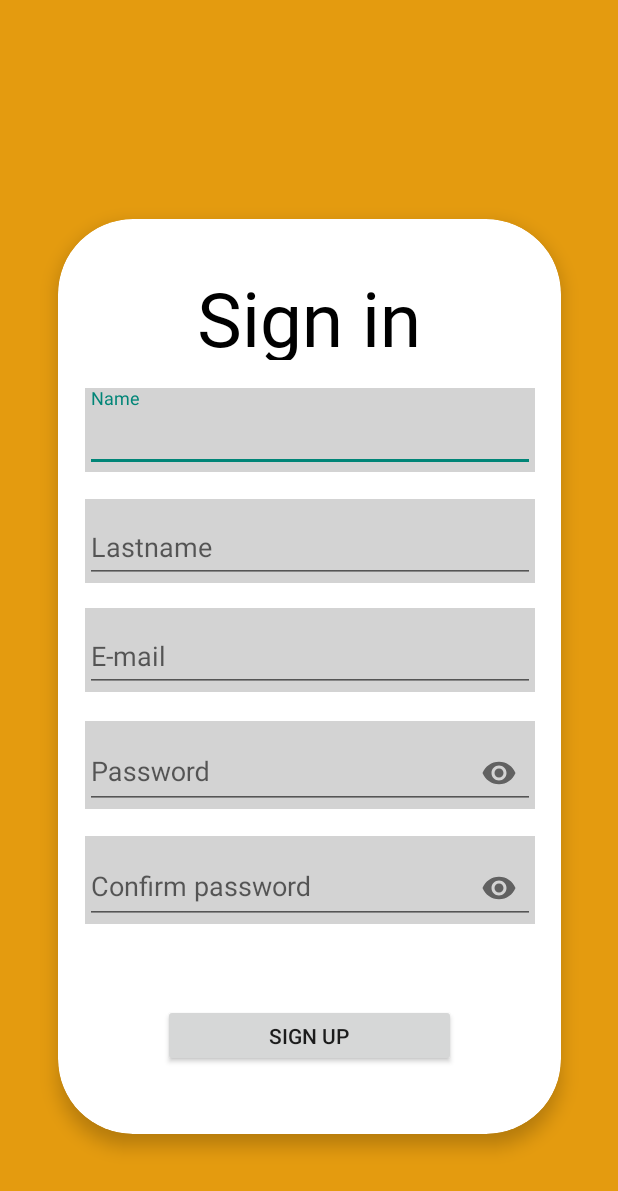
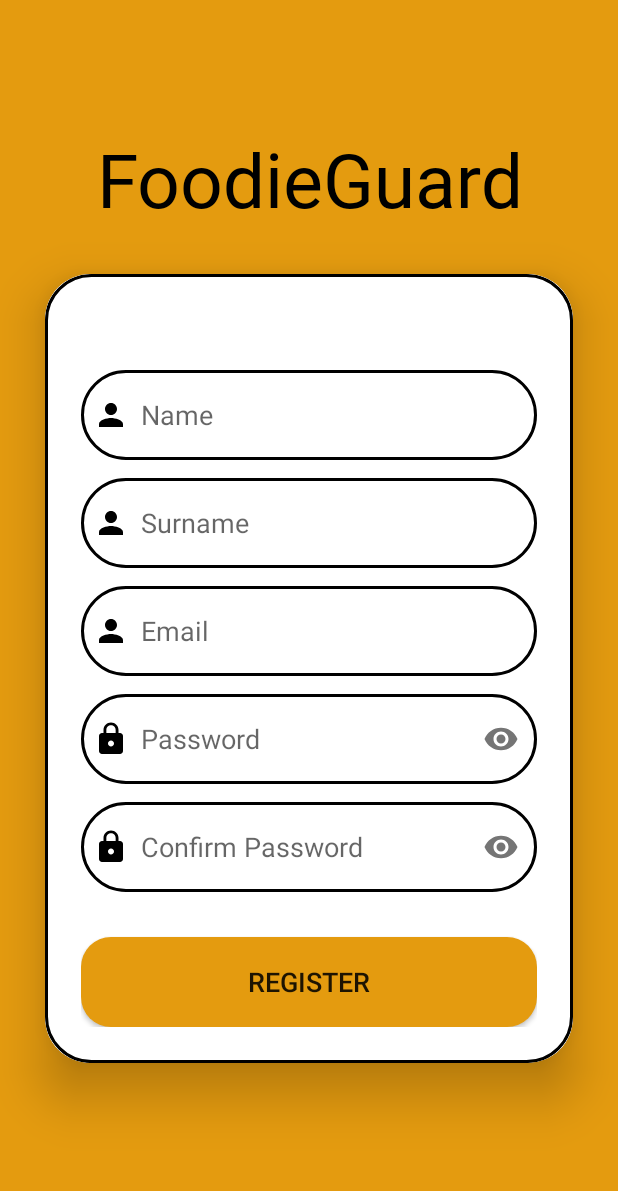
Before and after one commit to Samixanxo/FoodieGuard, an Android app built with Jetpack Compose: the RegisterActivity screen opened directly, with no data from a screen before it, on a phone screen of 412 x 824 dp. Shown: the top 1191 px of the screen. Run offline under Robolectric (Android 15) with nearby library versions, the phone set to English and light mode, and no system bars; network calls fail.

Commit message:
register,profile,list ui change

```diff
--- /dev/null
+++ b/app/src/main/res/drawable/rounded_corner_top.xml
@@ -0,0 +1,9 @@
+<shape xmlns:android="http://schemas.android.com/apk/res/android">
+    <corners
+        android:topLeftRadius="19dp"
+        android:topRightRadius="19dp"
+        android:bottomLeftRadius="0dp"
+        android:bottomRightRadius="0dp" />
+    <solid android:color="#FFFFFF" />
+    <stroke android:width="1dp"/>
+</shape>
--- a/app/src/main/res/layout/fragment_user.xml
+++ b/app/src/main/res/layout/fragment_user.xml
@@ -18,19 +18,18 @@
         android:layout_width="335dp"
         android:layout_height="610dp"
         app:cardBackgroundColor="#FFFFFF"
-        app:cardCornerRadius="50dp"
+        app:cardCornerRadius="30dp"
         app:cardElevation="7dp"
-        app:contentPadding="16dp"
         app:layout_constraintBottom_toBottomOf="parent"
         app:layout_constraintEnd_toEndOf="parent"
         app:layout_constraintStart_toStartOf="parent"
         app:layout_constraintTop_toTopOf="parent">
 
-
-
         <androidx.constraintlayout.widget.ConstraintLayout
             android:layout_width="match_parent"
+            android:background="@drawable/custom_edittext"
             android:layout_height="match_parent">
+
 
             <ImageView
                 android:id="@+id/profilePicture"
--- a/app/src/main/res/layout/login_view.xml
+++ b/app/src/main/res/layout/login_view.xml
@@ -106,12 +106,7 @@
             android:textColor="@color/black"
             />
 
-
-
-
-
     </LinearLayout>
     </androidx.cardview.widget.CardView>
 
-
 </LinearLayout>
--- a/app/src/main/res/layout/register_view.xml
+++ b/app/src/main/res/layout/register_view.xml
@@ -1,168 +1,133 @@
-<?xml version="1.0" encoding="utf-8"?>
-<androidx.constraintlayout.widget.ConstraintLayout xmlns:android="http://schemas.android.com/apk/res/android"
+<LinearLayout
+    xmlns:android="http://schemas.android.com/apk/res/android"
     xmlns:app="http://schemas.android.com/apk/res-auto"
+    xmlns:tools="http://schemas.android.com/tools"
+    android:orientation="vertical"
     android:layout_width="match_parent"
     android:layout_height="match_parent"
     android:background="@color/mostaza"
-    xmlns:tools="http://schemas.android.com/tools"
-    tools:context="com.example.foodie_guardv0.Activity.MainActivity">
+    android:gravity="center">
+
+    <TextView
+        android:id="@+id/login_title"
+        android:layout_width="match_parent"
+        android:layout_height="wrap_content"
+        android:layout_gravity="center_horizontal"
+        android:fontFamily="@font/jonesy_letters"
+        android:text="@string/main_title"
+        android:textAlignment="center"
+        android:textColor="@color/black"
+        android:textSize="50sp" />
 
     <androidx.cardview.widget.CardView
-        android:layout_width="335dp"
-        android:layout_height="610dp"
-        android:layout_marginBottom="68dp"
-        app:cardBackgroundColor="#FFFFFF"
-        app:cardCornerRadius="50dp"
-        app:cardElevation="7dp"
-        app:contentPadding="16dp"
-        app:layout_constraintBottom_toBottomOf="parent"
-        app:layout_constraintEnd_toEndOf="parent"
-        app:layout_constraintStart_toStartOf="parent">
+        android:layout_width="match_parent"
+        android:layout_height="wrap_content"
+        android:layout_margin="30dp"
+        app:cardCornerRadius="30dp"
+        app:cardElevation="20dp">
 
-        <!-- Nuevo ConstraintLayout dentro del CardView -->
-        <androidx.constraintlayout.widget.ConstraintLayout
+        <LinearLayout
             android:layout_width="match_parent"
-            android:layout_height="match_parent">
-
-            <TextView
-                android:id="@+id/login_title3"
-                android:layout_width="258dp"
-                android:layout_height="62dp"
+            android:layout_height="wrap_content"
+            android:orientation="vertical"
             android:layout_gravity="center_horizontal"
-                android:fontFamily="@font/jonesy_letters"
-                android:text="Sign in"
-                android:textAlignment="center"
-                android:textColor="@color/black"
-                android:textSize="50sp"
-                app:layout_constraintBottom_toBottomOf="parent"
-                app:layout_constraintEnd_toEndOf="parent"
-                app:layout_constraintHorizontal_bias="0.494"
-                app:layout_constraintStart_toStartOf="parent"
-                app:layout_constraintTop_toTopOf="parent"
-                app:layout_constraintVertical_bias="0.031" />
-
-
-            <com.google.android.material.textfield.TextInputLayout
-                android:id="@+id/textInputLayout4"
-                android:layout_width="300dp"
-                android:layout_height="wrap_content"
-                android:background="@color/light_grey"
-                app:layout_constraintBottom_toBottomOf="parent"
-                app:layout_constraintEnd_toEndOf="parent"
-                app:layout_constraintStart_toStartOf="parent"
-                app:layout_constraintTop_toBottomOf="@+id/login_title3"
-                app:layout_constraintVertical_bias="0.042">
+            android:padding="24dp"
+            android:background="@drawable/custom_edittext">
 
             <EditText
+                android:layout_width="match_parent"
+                android:layout_height="60dp"
                 android:id="@+id/name"
-                    android:layout_width="match_parent"
-                    android:layout_height="wrap_content"
+                android:background="@drawable/custom_edittext"
+                android:layout_marginTop="40dp"
+                android:padding="8dp"
                 android:hint="Name"
-                    android:inputType="text" />
-            </com.google.android.material.textfield.TextInputLayout>
-
-            <com.google.android.material.textfield.TextInputLayout
-                android:id="@+id/textInputLayout2"
-                android:layout_width="300dp"
-                android:layout_height="wrap_content"
-                android:background="@color/light_grey"
-                app:layout_constraintBottom_toBottomOf="parent"
-                app:layout_constraintEnd_toEndOf="parent"
-                app:layout_constraintStart_toStartOf="parent"
-
-                app:layout_constraintTop_toBottomOf="@+id/login_title3"
-                app:layout_constraintVertical_bias="0.208">
+                android:drawableLeft="@drawable/baseline_person_24"
+                android:textColor="@color/black"
+                android:drawablePadding="8dp"/>
 
             <EditText
+                android:layout_width="match_parent"
+                android:layout_height="60dp"
                 android:id="@+id/lastname"
-                    android:layout_width="match_parent"
-                    android:layout_height="wrap_content"
-                    android:hint="Lastname"
-                    android:inputType="text" />
-            </com.google.android.material.textfield.TextInputLayout>
-
-
-            <com.google.android.material.textfield.TextInputLayout
-                android:id="@+id/textInputLayout"
-                android:layout_width="300dp"
-                android:layout_height="wrap_content"
-                android:background="@color/light_grey"
-                app:layout_constraintBottom_toBottomOf="parent"
-                app:layout_constraintEnd_toEndOf="parent"
-                app:layout_constraintStart_toStartOf="parent"
-
-                app:layout_constraintTop_toBottomOf="@+id/login_title3"
-                app:layout_constraintVertical_bias="0.373">
+                android:background="@drawable/custom_edittext"
+                android:layout_marginTop="12dp"
+                android:padding="8dp"
+                android:hint="Surname"
+                android:drawableLeft="@drawable/baseline_person_24"
+                android:textColor="@color/black"
+                android:drawablePadding="8dp"/>
 
             <EditText
+                android:layout_width="match_parent"
+                android:layout_height="60dp"
                 android:id="@+id/email"
-                    android:layout_width="match_parent"
-                    android:layout_height="wrap_content"
-                    android:hint="E-mail"
-                    android:inputType="text" />
-            </com.google.android.material.textfield.TextInputLayout>
+                android:background="@drawable/custom_edittext"
+                android:layout_marginTop="12dp"
+                android:padding="8dp"
+                android:hint="Email"
+                android:drawableLeft="@drawable/baseline_person_24"
+                android:textColor="@color/black"
+                android:drawablePadding="8dp"/>
 
             <com.google.android.material.textfield.TextInputLayout
                 android:id="@+id/textInputLayout3"
-                android:layout_width="300dp"
+                android:layout_width="match_parent"
                 android:layout_height="wrap_content"
-                android:background="@color/light_grey"
-                app:layout_constraintBottom_toBottomOf="parent"
-                app:layout_constraintEnd_toEndOf="parent"
-                app:layout_constraintStart_toStartOf="parent"
-                app:layout_constraintTop_toBottomOf="@+id/login_title3"
-                app:layout_constraintVertical_bias="0.546"
-                app:passwordToggleEnabled="true">
+                android:layout_marginTop="12dp"
+                app:passwordToggleEnabled="true"
+                app:hintEnabled="false">
 
                 <EditText
+                    android:layout_width="match_parent"
+                    android:layout_height="60dp"
                     android:id="@+id/passwordInput"
-                    android:layout_width="match_parent"
-                    android:layout_height="wrap_content"
-                    android:hint="@string/passwordInput"
-                    android:inputType="textPassword" />
+                    android:background="@drawable/custom_edittext"
+                    android:layout_marginTop="20dp"
+                    android:padding="8dp"
+                    android:inputType="textPassword"
+                    android:hint="Password"
+                    android:drawableStart="@drawable/baseline_lock_24"
+                    android:textColor="@color/black"
+                    android:drawablePadding="8dp"/>
+
             </com.google.android.material.textfield.TextInputLayout>
 
             <com.google.android.material.textfield.TextInputLayout
                 android:id="@+id/confirm_password_field"
-                android:layout_width="300dp"
+                android:layout_width="match_parent"
                 android:layout_height="wrap_content"
-                android:background="@color/light_grey"
-                app:boxCornerRadiusBottomEnd="8dp"
-                app:boxCornerRadiusBottomStart="8dp"
-                app:boxCornerRadiusTopEnd="8dp"
-                app:boxCornerRadiusTopStart="8dp"
-                app:layout_constraintBottom_toBottomOf="parent"
-                app:layout_constraintEnd_toEndOf="parent"
-                app:layout_constraintStart_toStartOf="parent"
-                app:layout_constraintTop_toBottomOf="@+id/login_title3"
-                app:layout_constraintVertical_bias="0.719"
-                app:passwordToggleEnabled="true">
-
+                android:layout_marginTop="12dp"
+                app:passwordToggleEnabled="true"
+                app:hintEnabled="false">
 
                 <EditText
+                    android:layout_width="match_parent"
+                    android:layout_height="60dp"
                     android:id="@+id/confirm_password"
-                    android:layout_width="match_parent"
-                    android:layout_height="wrap_content"
-                    android:hint="@string/confirmPassword"
-                    android:inputType="textPassword" />
+                    android:background="@drawable/custom_edittext"
+                    android:layout_marginTop="20dp"
+                    android:padding="8dp"
+                    android:inputType="textPassword"
+                    android:hint="Confirm Password"
+                    android:drawableStart="@drawable/baseline_lock_24"
+                    android:textColor="@color/black"
+                    android:drawablePadding="8dp"/>
+
             </com.google.android.material.textfield.TextInputLayout>
 
             <Button
+                android:layout_width="match_parent"
+                android:layout_height="60dp"
                 android:id="@+id/signUp"
-                android:layout_width="195dp"
-                android:layout_height="42dp"
-                android:text="Sign Up"
-                app:layout_constraintBottom_toBottomOf="parent"
-                app:layout_constraintEnd_toEndOf="parent"
-                app:layout_constraintStart_toStartOf="parent"
-                app:layout_constraintTop_toBottomOf="@+id/login_title3"
-                app:layout_constraintVertical_bias="0.938" />
+                android:text="Register"
+                android:textSize="18sp"
+                android:layout_marginTop="30dp"
+                android:background="@drawable/custom_button"
+                android:backgroundTint="@color/mostaza"
+                app:cornerRadius="20dp"/>
 
-
-        </androidx.constraintlayout.widget.ConstraintLayout>
-
+        </LinearLayout>
     </androidx.cardview.widget.CardView>
 
-
-
-</androidx.constraintlayout.widget.ConstraintLayout>
+</LinearLayout>
--- a/app/src/main/res/layout/restaurant_list.xml
+++ b/app/src/main/res/layout/restaurant_list.xml
@@ -8,19 +8,19 @@
     android:layout_width="match_parent"
     android:layout_height="wrap_content"
     android:background="@drawable/rounded_background"
-    android:layout_marginBottom="5dp"
+    android:layout_marginBottom="10dp"
     android:layout_marginLeft="10dp"
     android:layout_marginRight="10dp">
 
     <ImageView
         android:id="@+id/imageRestaurant"
         android:layout_width="match_parent"
-        android:layout_marginLeft="2dp"
-        android:layout_marginRight="2dp"
-        android:layout_height="150dp"
-        android:layout_marginTop="2dp"
+        android:layout_marginLeft="1.6dp"
+        android:layout_marginRight="1.6dp"
+        android:layout_height="140dp"
+        android:layout_marginTop="1.6dp"
         android:clipToOutline="true"
-        android:background="@drawable/rounded_corner"
+        android:background="@drawable/rounded_corner_top"
         android:layout_marginBottom="10dp"
         android:scaleType="fitXY"
         app:layout_constraintBottom_toTopOf="@+id/name"
@@ -36,7 +36,7 @@
         android:fontFamily="@font/jonesy_letters"
         android:textStyle="bold"
         android:layout_marginLeft="5dp"
-        android:textSize="30dp"
+        android:textSize="25dp"
         android:layout_marginHorizontal="10dp"
         app:layout_constraintEnd_toEndOf="parent"
         app:layout_constraintStart_toStartOf="parent"
@@ -49,7 +49,7 @@
         android:layout_marginBottom="15dp"
         android:layout_marginTop="5dp"
         android:layout_marginHorizontal="10dp"
-        android:textSize="15dp"
+        android:textSize="13dp"
         android:fontFamily="@font/jonesy_letters"
         app:layout_constraintBottom_toBottomOf="parent"
         app:layout_constraintEnd_toEndOf="parent"
```
Lines whose indentation alone changed are shown as unchanged.
